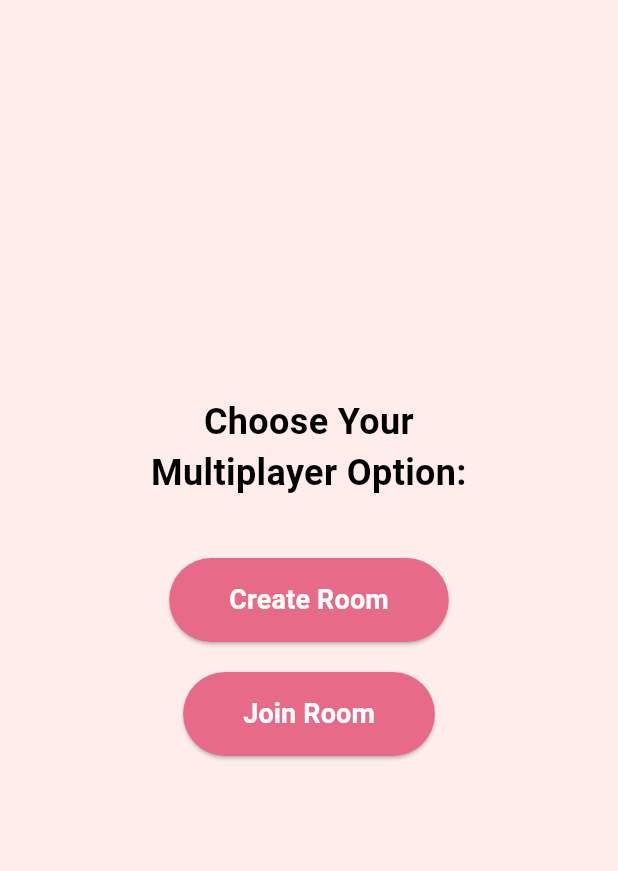
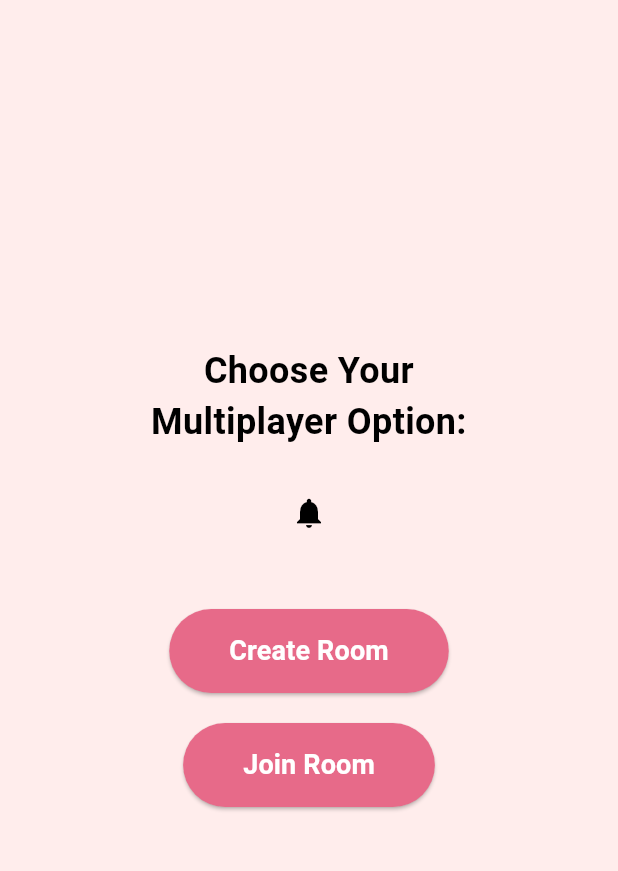
Before and after one commit to giriksv/triviagiri, a Flutter app: the RoomTypeScreen screen opened directly with empty values, on a phone screen of 412 x 824 dp, the part 84-955 px from its top. Run offline on Flutter 3.47's test engine with Material 3 defaults, Android fonts, the phone set to English and light mode, and no system bars; our stand-ins replace cloud_firestore, csv, firebase_auth, firebase_core, firebase_storage, google_fonts and 2 more; accounts and stored records are empty; network calls fail.

Commit message:
notification icon and functionality missed

```diff
--- a/lib/multiplayer/multi_player_views/multiplayer_quiz_screen.dart
+++ b/lib/multiplayer/multi_player_views/multiplayer_quiz_screen.dart
@@ -1,5 +1,7 @@
 import 'dart:async'; // Import Timer
 import 'package:flutter/material.dart';
+import '../../utils/background_color_utils.dart';
+import '../../utils/custom_app_bar.dart';
 import '../multi_player_controller/MultiplayerQuizController.dart';
 import 'ViewResultsScreen.dart';
 import '../../utils/roomdeletion_utils.dart'; // Import the room deletion utils for the dialog
@@ -181,9 +183,8 @@ class _MultiplayerQuizScreenState extends State<MultiplayerQuizScreen> {
     return WillPopScope(
       onWillPop: _onWillPop, // Override back button action
       child: Scaffold(
-        appBar: AppBar(
-          title: Text("Quiz"),
-        ),
+        appBar: customAppBar(),  // Use the custom AppBar
+        backgroundColor: BackgroundColorUtils.backgroundColor,
         body: _isLoading
             ? Center(child: CircularProgressIndicator())
             : _questions.isEmpty
--- a/lib/multiplayer/multi_player_views/room_type_screen.dart
+++ b/lib/multiplayer/multi_player_views/room_type_screen.dart
@@ -3,6 +3,8 @@ import '../../utils/background_color_utils.dart';
 import '../../utils/custom_app_bar.dart';
 import 'create_room_screen.dart';
 import 'join_room_screen.dart';
+import 'notification_screen.dart';
+import '../multi_player_model/notification_model.dart';
 
 class RoomTypeScreen extends StatelessWidget {
   final String email;  // Accepting the email passed from ModeSelectionScreen
@@ -31,15 +33,58 @@ class RoomTypeScreen extends StatelessWidget {
               ),
               textAlign: TextAlign.center,
             ),
+            SizedBox(height: 20),
+
+            // Notification icon
+            StreamBuilder<List<NotificationData>>(
+              stream: NotificationModel(email: email).getNotifications(),
+              builder: (context, snapshot) {
+                // Check if there's an error in loading notifications
+                if (snapshot.hasError) {
+                  return IconButton(
+                    icon: Icon(Icons.notifications, color: Colors.black),
+                    onPressed: () {
+                      Navigator.push(
+                        context,
+                        MaterialPageRoute(
+                          builder: (context) => NotificationScreen(email: email),
+                        ),
+                      );
+                    },
+                  );
+                }
+
+                // Check the connection state
+                if (snapshot.connectionState == ConnectionState.waiting) {
+                  return CircularProgressIndicator();
+                }
+
+                // Get notifications
+                var notifications = snapshot.data ?? [];
+                bool hasNotifications = notifications.isNotEmpty;
+                bool allViewed = notifications.every((notification) => notification.viewed); // Check if all notifications are viewed
+
+                return IconButton(
+                  icon: Icon(
+                    Icons.notifications,
+                    color: hasNotifications && !allViewed ? Colors.red : Colors.black, // Change icon color logic
+                  ),
+                  onPressed: () {
+                    Navigator.push(
+                      context,
+                      MaterialPageRoute(
+                        builder: (context) => NotificationScreen(email: email),
+                      ),
+                    );
+                  },
+                );
+              },
+            ),
+
             SizedBox(height: 40),
-            ElevatedButton(
-              style: ElevatedButton.styleFrom(
-                foregroundColor: Colors.white, backgroundColor: Color(0xFFE76A89),
-                padding: EdgeInsets.symmetric(horizontal: 40, vertical: 15),
-                shape: RoundedRectangleBorder(
-                  borderRadius: BorderRadius.circular(30),
-                ),
-              ),
+            _buildActionButton(
+              context,
+              label: 'Create Room',
               onPressed: () {
                 print('Navigating to CreateRoomScreen'); // Debug statement
                 Navigator.push(
@@ -52,24 +97,11 @@ class RoomTypeScreen extends StatelessWidget {
                   ),
                 );
               },
-              child: Text(
-                'Create Room',
-                style: TextStyle(
-                  fontSize: 18,
-                  fontWeight: FontWeight.bold,
-                  color: Colors.white,
-                ),
-              ),
             ),
             SizedBox(height: 20),
-            ElevatedButton(
-              style: ElevatedButton.styleFrom(
-                foregroundColor: Colors.white, backgroundColor: Color(0xFFE76A89),
-                padding: EdgeInsets.symmetric(horizontal: 40, vertical: 15),
-                shape: RoundedRectangleBorder(
-                  borderRadius: BorderRadius.circular(30),
-                ),
-              ),
+            _buildActionButton(
+              context,
+              label: 'Join Room',
               onPressed: () {
                 print('Navigating to JoinRoomScreen'); // Debug statement
                 Navigator.push(
@@ -82,18 +114,32 @@ class RoomTypeScreen extends StatelessWidget {
                   ),
                 );
               },
-              child: Text(
-                'Join Room',
-                style: TextStyle(
-                  fontSize: 18,
-                  fontWeight: FontWeight.bold,
-                  color: Colors.white,
-                ),
-              ),
             ),
           ],
         ),
       ),
     );
   }
+
+  Widget _buildActionButton(BuildContext context, {required String label, required VoidCallback onPressed}) {
+    return ElevatedButton(
+      style: ElevatedButton.styleFrom(
+        foregroundColor: Colors.white,
+        backgroundColor: Color(0xFFE76A89),
+        padding: EdgeInsets.symmetric(horizontal: 40, vertical: 15),
+        shape: RoundedRectangleBorder(
+          borderRadius: BorderRadius.circular(30),
+        ),
+      ),
+      onPressed: onPressed,
+      child: Text(
+        label,
+        style: TextStyle(
+          fontSize: 18,
+          fontWeight: FontWeight.bold,
+          color: Colors.white,
+        ),
+      ),
+    );
+  }
 }
```
